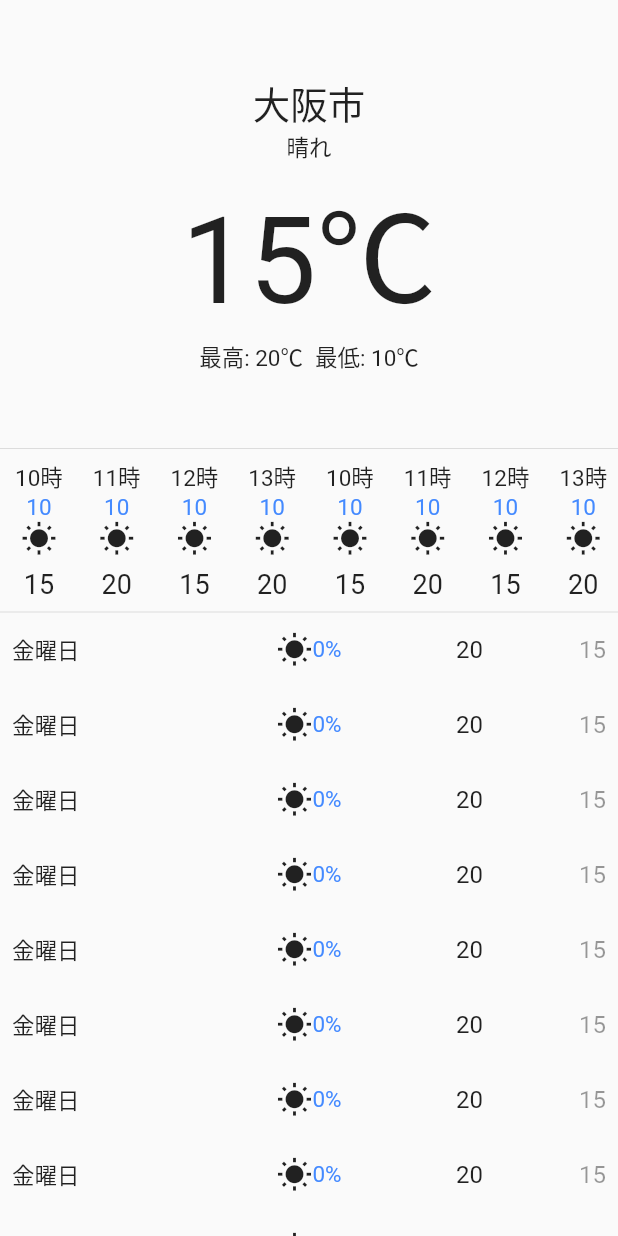
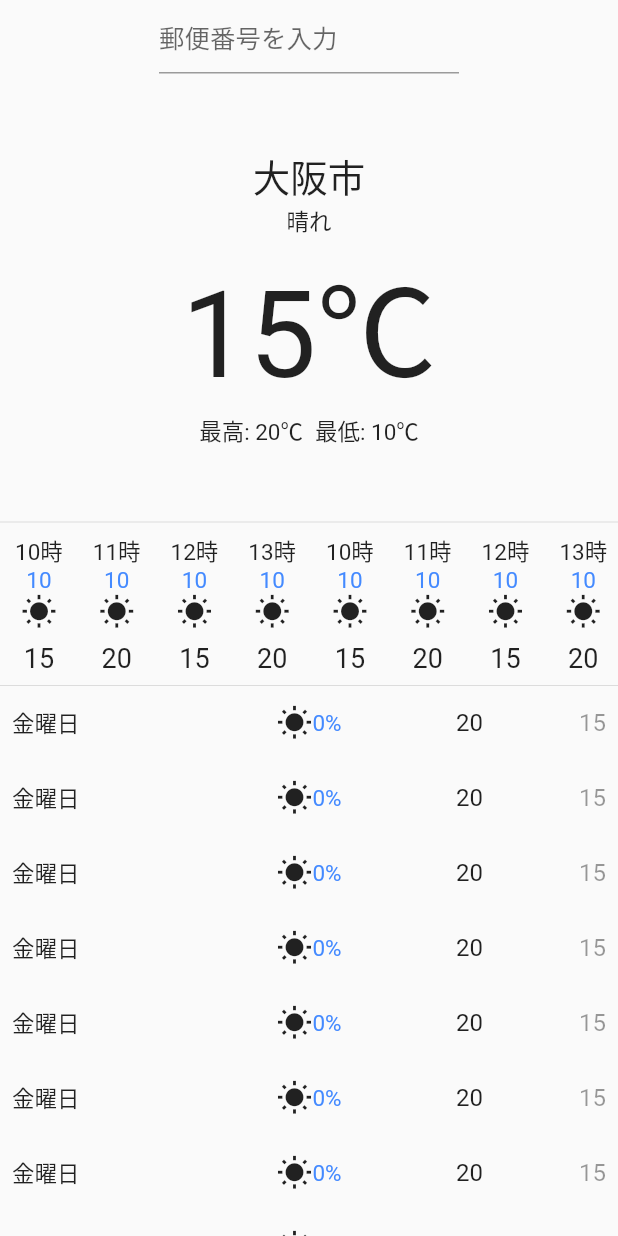
Before and after one commit to shu-illy/flutter_weather_api, a Flutter app: the screen it shows after launch, on a phone screen of 412 x 824 dp. Run offline on Flutter 3.47's test engine with Material 2 defaults, Android fonts, the phone set to English and light mode, and no system bars.

Commit message:
郵便番号検索窓のUIを作成

```diff
--- a/lib/main.dart
+++ b/lib/main.dart
@@ -30,7 +30,6 @@ class MyApp extends StatelessWidget {
   }
 }
 
-// TODO: 郵便番号検索窓のUIを作成
 // TODO: 郵便番号から住所を取得
 // TODO: 郵便番号検索APIをdartで実施
 // TODO: 検索時に郵便番号から住所を取得・表示
--- a/lib/pages/top_page.dart
+++ b/lib/pages/top_page.dart
@@ -130,6 +130,15 @@ class _TopPageState extends State<TopPage> {
       body: SafeArea(
         child: Column(
           children: [
+            Container(
+                width: 200,
+                child: TextField(
+                    onSubmitted: (value) {
+                      print(value);
+                      // 郵便番号から住所を検索
+                    },
+                    keyboardType: TextInputType.number,
+                    decoration: InputDecoration(hintText: '郵便番号を入力'))),
             SizedBox(height: 50),
             Text('大阪市', style: TextStyle(fontSize: 25)),
             Text(currentWeather.weatherDescription),
```
